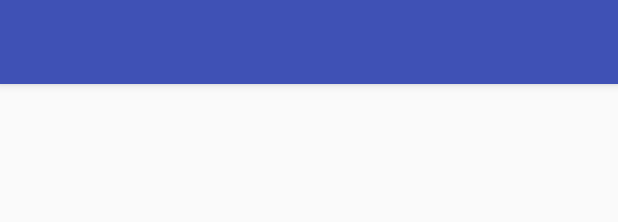
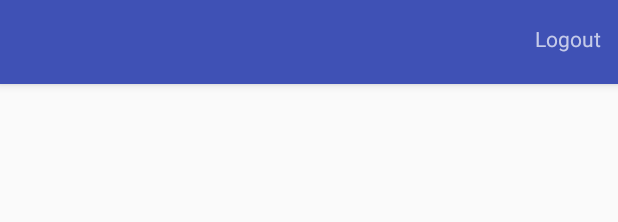
Before and after one commit to WangHexie/YunNote, an Android app: the layout activity_doc_list.xml on its own in the app's theme, with its tools: preview values and no code run, on a phone screen of 412 x 824 dp. Shown: the top 222 px of the screen. Run offline under Robolectric (Android 15) with nearby library versions, the phone set to English and light mode, and no system bars; plain views replace PullToRefreshView.

Commit message:
add logout function

```diff
--- a/client/MobileApp/app/src/main/res/layout/activity_doc_list.xml
+++ b/client/MobileApp/app/src/main/res/layout/activity_doc_list.xml
@@ -12,13 +12,15 @@
         android:theme="@style/AppTheme.AppBarOverlay">
 
 
-
-        <android.support.v7.widget.Toolbar
-            android:id="@+id/toolbar"
-            android:layout_width="match_parent"
-            android:layout_height="?attr/actionBarSize"
-            android:background="?attr/colorPrimary"
-            app:popupTheme="@style/AppTheme.PopupOverlay" />
+        <TextView
+            android:id="@+id/toolbar_title"
+            android:layout_width="55dp"
+            android:layout_height="56dp"
+            android:layout_gravity="right"
+            android:onClick="cleanCookiesAndGoToLogin"
+            android:clickable="true"
+            android:text="\nLogout   " />
+            />
 
 
     </android.support.design.widget.AppBarLayout>
```
Also changed, not shown: client/MobileApp/app/src/main/java/com/app/mobile/mobileapp/doc_list_Activity.java (+14 -1 lines).
